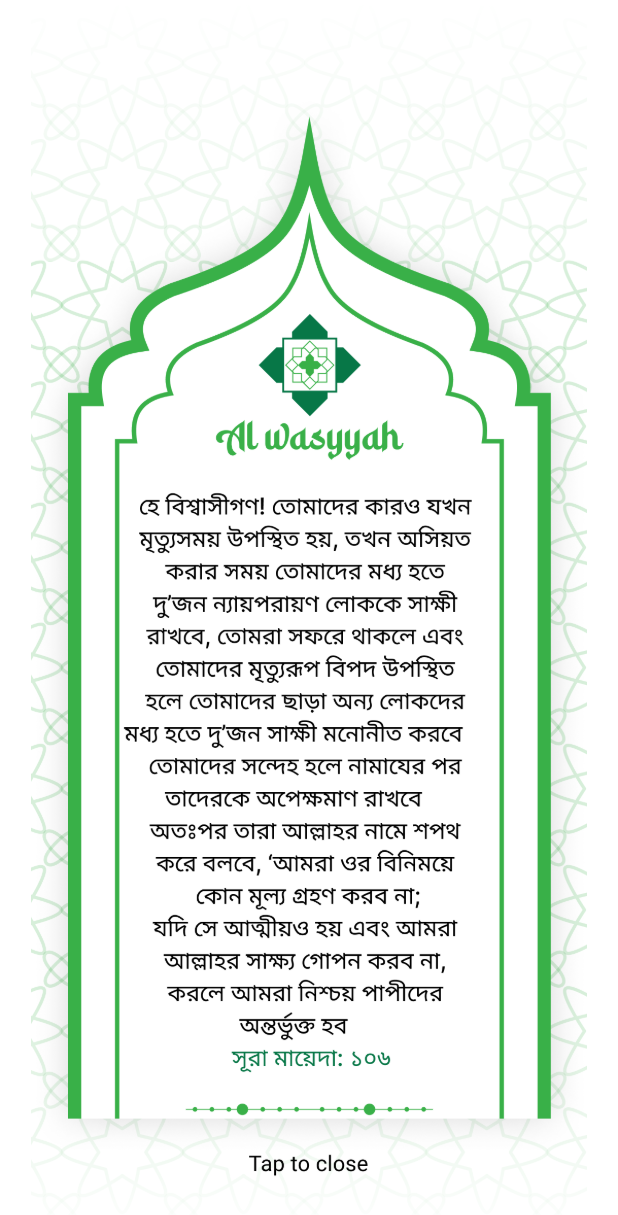
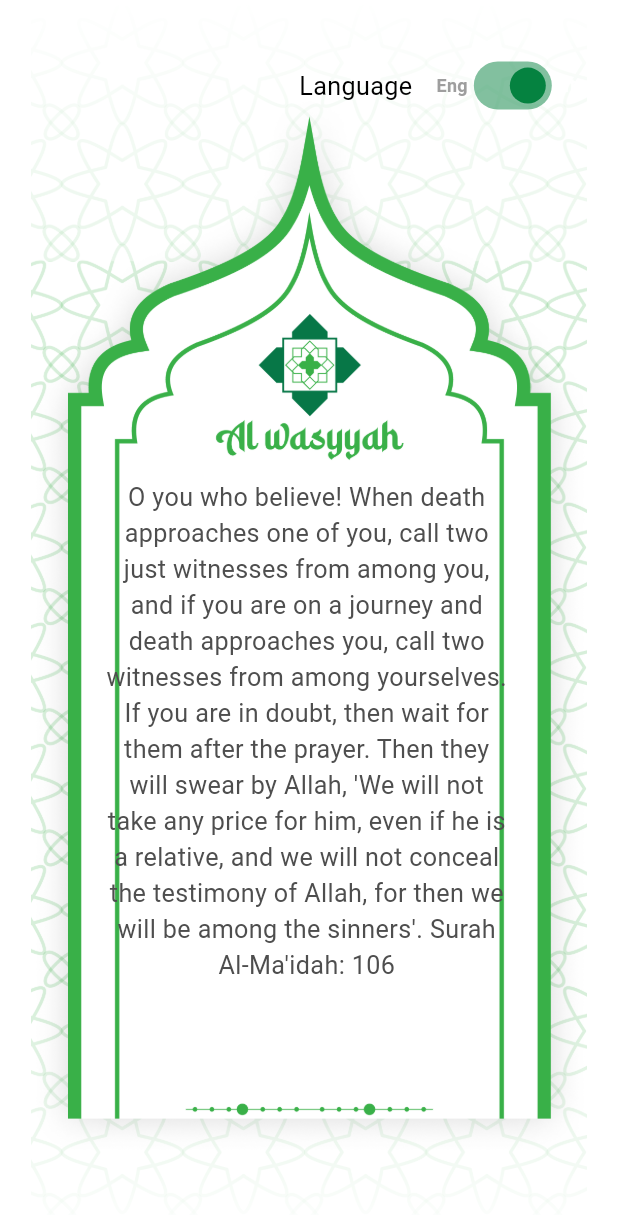
Before and after one commit to nurappsdev/AL-Wasyeeah-App, a Flutter app: the screen it shows after launch, on a phone screen of 412 x 824 dp. Shown: the top 1215 px of the screen. Run offline on Flutter 3.47's test engine with Material 3 defaults, Android fonts, the phone set to English and light mode, and no system bars; our stand-ins replace cached_network_image, flutter_screenutil, flutter_spinkit, flutter_svg, fluttertoast, get and 5 more; missing offline and left inert: mime_type; Roboto replaces fonts that are missing (Poppins-Regular).

Commit message:
language

```diff
--- a/lib/main.dart
+++ b/lib/main.dart
@@ -6,6 +6,7 @@ import 'package:get/get.dart';
 
 import 'helpers/app_routes.dart';
 import 'themes/theme.dart';
+import 'utils/utils.dart';
 import 'view/screen/screen.dart';
 
 void main() {
@@ -28,6 +29,9 @@ class MyApp extends StatelessWidget {
       builder: (context, child) {
         return GetMaterialApp(
           debugShowCheckedModeBanner: false,
+          translations: Languages(), // Use your Languages class here
+          locale: Locale('bn', 'US'), // Default locale
+          fallbackLocale: Locale('en', 'US'),
           title: 'Service App',
           home: const SplashScreen(),
           getPages: AppRoutes.routes,
--- a/lib/utils/app_image.dart
+++ b/lib/utils/app_image.dart
@@ -5,7 +5,7 @@ class AppImages {
 
 
   static const String backImg = "$path/background_img.png";
-  static const String splashImg1 = "$path/splash_img.png";
+  static const String splashImg1 = "$path/splash_img1.png";
   static const String splashImg2 = "$path/slpash_img.png";
 
   static const String pmoji = "$path/pmoji.png";
--- /dev/null
+++ b/lib/utils/language/language.dart
@@ -0,0 +1,24 @@
+
+import 'package:get/get.dart';
+
+class Languages extends Translations {
+  @override
+  Map<String, Map<String, String>> get keys => {
+    'en_US': {
+
+
+
+      // Splash Screen
+      'language':'Language',
+      "ayat": "O you who believe! When death approaches one of you, call two just witnesses from among you, and if you are on a journey and death approaches you, call two witnesses from among yourselves. If you are in doubt, then wait for them after the prayer. Then they will swear by Allah, 'We will not take any price for him, even if he is a relative, and we will not conceal the testimony of Allah, for then we will be among the sinners'. Surah Al-Ma'idah: 106",
+
+    },
+//==============================================================================================================================================================================
+    'bd_BD': {
+
+      "ayat": "হে বিশ্বাসীগণ! তোমাদের কারও যখন মৃত্যুসময় উপস্থিত হয়, তখন অসিয়ত করার সময় তোমাদের মধ্য হতে দু’জন ন্যায়পরায়ণ লোককে সাক্ষী রাখবে, তোমরা সফরে থাকলে এবং তোমাদের মৃত্যুরূপ বিপদ উপস্থিত হলে তোমাদের ছাড়া অন্য লোকদের মধ্য হতে দু’জন সাক্ষী মনোনীত করবে। তোমাদের সন্দেহ হলে নামাযের পর তাদেরকে অপেক্ষমাণ রাখবে। অতঃপর তারা আল্লাহর নামে শপথ করে বলবে, ‘আমরা ওর বিনিময়ে কোন মূল্য গ্রহণ করব না; যদি সে আত্মীয়ও হয় এবং আমরা আল্লাহর সাক্ষ্য গোপন করব না, করলে আমরা নিশ্চয় পাপীদের অন্তর্ভুক্ত হব। সূরা মায়েদা: ১০৬",
+      'language':'ভাষা',
+
+    }
+  };
+}
--- a/lib/utils/utils.dart
+++ b/lib/utils/utils.dart
@@ -5,3 +5,4 @@ export 'app_dimentions.dart';
 export 'app_icons.dart';
 export 'app_image.dart';
 export 'app_strings.dart';
+export 'language/language.dart';
--- a/lib/view/screen/login_screen.dart
+++ b/lib/view/screen/login_screen.dart
@@ -151,7 +151,7 @@ TextEditingController passController = TextEditingController();
                   ///=============Sign In Button====================
                   CustomButtonCommon(
                // loading: authController.loadingLoading.value == true,
-                title: AppString.signIn,
+                title: AppString.signIn.tr,
                 onpress: () {
                   if (_logKey.currentState!.validate()) {
                     // authController.loginHandle(
--- a/lib/view/screen/spalsh_screen.dart
+++ b/lib/view/screen/spalsh_screen.dart
@@ -1,6 +1,7 @@
 import 'dart:async';
 
 import 'package:al_wasyeah/helpers/app_routes.dart';
+import 'package:al_wasyeah/view/widgets/custom_text.dart';
 import 'package:flutter/material.dart';
 import 'package:flutter_screenutil/flutter_screenutil.dart';
 import 'package:get/get.dart';
@@ -23,6 +24,7 @@ class _SplashScreenState extends State<SplashScreen> {
    //   Get.toNamed(AppRoutes.bottomBar);
     });
   }
+  bool isEnglish = true;
   @override
   Widget build(BuildContext context) {
     return  Scaffold(
@@ -37,7 +39,90 @@ class _SplashScreenState extends State<SplashScreen> {
             onTap: (){
               Get.toNamed(AppRoutes.loginScreen,preventDuplicates: false);
             },
-            child: Center(child:Image.asset(AppImages.splashImg2))),
+            child: Stack(
+              children: [
+                Center(child:Image.asset(AppImages.splashImg1,fit: BoxFit.fitHeight,
+                  height: double.infinity,
+                  width: double.infinity,)),
+               Positioned(
+                 top: 330.h,
+                 right: 60.w,
+                 left: 60,
+                 child: Container(
+                 height: Get.height,
+                   child: CustomText(text: "ayat".tr,maxline: 20,fontsize: 16.sp,),
+                 ),
+               ),
+                Positioned(
+                  top: 30.h,
+                  right: 4.w,
+                  child: Row(
+                    children: [
+                      Text(
+                        'language'.tr,
+                        style: TextStyle(color: Colors.black, fontSize: 16.sp),
+                      ),
+                      const SizedBox(width: 8),
+                      // Toggle for language
+                      Container(
+                        padding: const EdgeInsets.symmetric(horizontal: 8, vertical: 4),
+                        decoration: BoxDecoration(
+
+                          borderRadius: BorderRadius.circular(20),
+                        ),
+                        child: Row(
+                          children: [
+                            GestureDetector(
+                              onTap: () {
+                                setState(() {
+                                  isEnglish = false;
+                                  Get.updateLocale(const Locale('bd', 'BD'));
+                                });
+                              },
+                              child: Text(
+                                'Eng',
+                                style: TextStyle(
+                                  color: isEnglish ? Colors.grey : Colors.white,
+                                  fontWeight: FontWeight.bold,
+                                ),
+                              ),
+                            ),
+                            Switch(
+
+                              value: isEnglish,
+                              onChanged: (value) {
+                                setState(() {
+                                  isEnglish = value;
+                                  Get.updateLocale(value ? const Locale('en', 'US') : const Locale('bd', 'BD'));
+                                });
+                              },
+                              activeColor: AppColors.primaryColor,
+                              inactiveThumbColor: Colors.white,
+                              inactiveTrackColor: Colors.grey,
+                            ),
+                            GestureDetector(
+                              onTap: () {
+                                setState(() {
+                                  isEnglish = true;
+                                  Get.updateLocale(const Locale('en', 'US'));
+                                });
+                              },
+                              child: Text(
+                                'বাং',
+                                style: TextStyle(
+                                  color: isEnglish ? Colors.white : Colors.grey,
+                                  fontWeight: FontWeight.bold,
+                                ),
+                              ),
+                            ),
+                          ],
+                        ),
+                      ),
+                    ],
+                  ),
+                ),
+              ],
+            )),
       ),
     );
   }
```
Also changed, not shown: assets/images/splash_img1.png (added).
